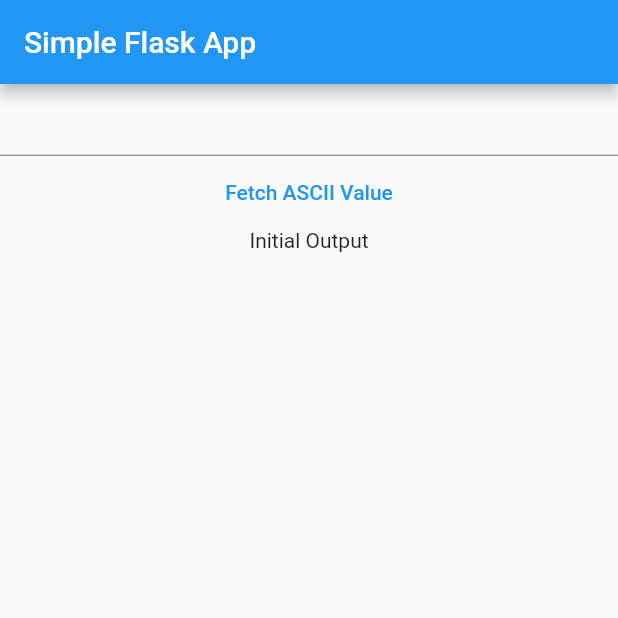
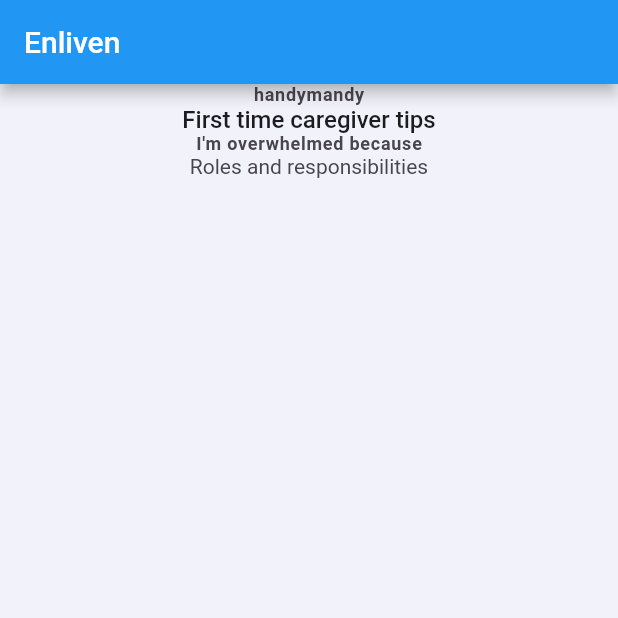
Before and after one commit to onebignick/google-ignite-2023, a Flutter app: the screen it shows after launch, on a phone screen of 412 x 824 dp, the top half of it. Run offline on Flutter 3.47's test engine with Material 2 defaults, Android fonts, the phone set to English and light mode, and no system bars.

Commit message:
post fonts

```diff
--- /dev/null
+++ b/lib/components/post/post_text.dart
@@ -0,0 +1,22 @@
+import 'package:flutter/material.dart';
+
+class PostText extends StatelessWidget{
+
+  final String text;
+  const PostText({super.key, required this.text});
+  @override
+  Widget build(BuildContext context){
+    Color headerColor=const Color(0xFF49454F);
+    return Text(
+      text,
+      style: TextStyle(
+        color: headerColor,
+        fontSize: 12,
+        fontWeight: FontWeight.w600,
+        letterSpacing: 0.5,
+      ),
+      softWrap: true,
+      overflow: TextOverflow.visible,
+    );
+  }
+}
--- /dev/null
+++ b/lib/components/post/post_title.dart
@@ -0,0 +1,19 @@
+import 'package:flutter/material.dart';
+
+class PostTitle extends StatelessWidget{
+
+  final String text;
+  const PostTitle({super.key, required this.text});
+  @override
+  Widget build(BuildContext context){
+    Color textColor=const Color(0xFF1D1B20);
+    return Text(
+      text,
+      style: TextStyle(
+        color: textColor,
+        fontSize: 16,
+        fontWeight: FontWeight.w500,
+      )
+    );
+  }
+}
--- /dev/null
+++ b/lib/components/post/post_username.dart
@@ -0,0 +1,20 @@
+import 'package:flutter/material.dart';
+
+class PostUsername extends StatelessWidget{
+
+  final String text;
+  const PostUsername({super.key, required this.text});
+  @override
+  Widget build(BuildContext context){
+    Color headerColor=const Color(0xFF49454F);
+    return Text(
+      text,
+      style: TextStyle(
+        color: headerColor,
+        fontSize: 12,
+        fontWeight: FontWeight.w600,
+        letterSpacing: 0.5,
+      )
+    );
+  }
+}
--- a/lib/home.dart
+++ b/lib/home.dart
@@ -1,42 +1,80 @@
-import 'dart:convert';
-
-import 'package:cloud9/function.dart';
+// import 'dart:convert';
+// import 'package:cloud9/function.dart';
+import 'package:cloud9/components/post/post_text.dart';
+import 'package:cloud9/components/post/post_title.dart';
+import 'package:cloud9/components/post/post_username.dart';
 import 'package:flutter/material.dart';
 
-class Home extends StatefulWidget{
+class Home extends StatelessWidget {
   const Home({Key? key}):super(key:key);
 
   @override
-  _HomeState createState() => _HomeState();
+  Widget build(BuildContext context){
+    Color backgroundColor=const Color(0xFFF2F2FA);
+    Color usernameColor=const Color(0xFF49454F);
+    Color textColor=const Color(0xFF49454F);
+
+    return Scaffold(
+      appBar: AppBar(
+        title: const Text("Enliven"),
+      ),
+      body: Container(
+        color: backgroundColor,
+        child: Center(
+            child: Flex(
+              direction: Axis.vertical,
+              children: [
+                const PostUsername(text: "handymandy"),
+                const PostTitle(text: "First time caregiver tips"),
+                const PostText(text: "I'm overwhelmed because"),
+                Text(
+                  "Roles and responsibilities",
+                  style: TextStyle(
+                    color: textColor
+                  )
+                )
+              ],
+            )
+          )
+        )
+      );
+  }
 }
 
-class _HomeState extends State<Home>{
-  String url="";
-  String output="Initial Output";
-  var data;
-  @override
-  Widget build(BuildContext context){
-    return Scaffold(
-      appBar:AppBar(title:Text("Simple Flask App")),
-      body: Center(
-        child: Column(
-        children: [
-          TextField(
-            onChanged: (value){
-              url='http://127.0.0.1:5000/api?query=' + value.toString();
-              // emulator: http://10.0.2.2:5000
-              // prod: http://127.0.0.1:5000
-            },
-          ),
-          TextButton(onPressed:() async {
-            data = await fetchdata(url);
-            var decoded = jsonDecode(data);
-            setState((){
-              output=decoded['output'];
-            });
-          }, child: Text("Fetch ASCII Value")),
-          Text(output)
-        ],))
-    );
-  }
-}
+// class Home extends StatefulWidget{
+//   const Home({Key? key}):super(key:key);
+
+//   @override
+//   _HomeState createState() => _HomeState();
+// }
+
+// class _HomeState extends State<Home>{
+//   String url="";
+//   String output="Initial Output";
+//   var data;
+//   @override
+//   Widget build(BuildContext context){
+//     return Scaffold(
+//       appBar:AppBar(title:Text("Simple Flask App")),
+//       body: Center(
+//         child: Column(
+//         children: [
+//           TextField(
+//             onChanged: (value){
+//               url='http://127.0.0.1:5000/api?query=' + value.toString();
+//               // emulator: http://10.0.2.2:5000
+//               // prod: http://127.0.0.1:5000
+//             },
+//           ),
+//           TextButton(onPressed:() async {
+//             data = await fetchdata(url);
+//             var decoded = jsonDecode(data);
+//             setState((){
+//               output=decoded['output'];
+//             });
+//           }, child: Text("Fetch ASCII Value")),
+//           Text(output)
+//         ],))
+//     );
+//   }
+// }
```
